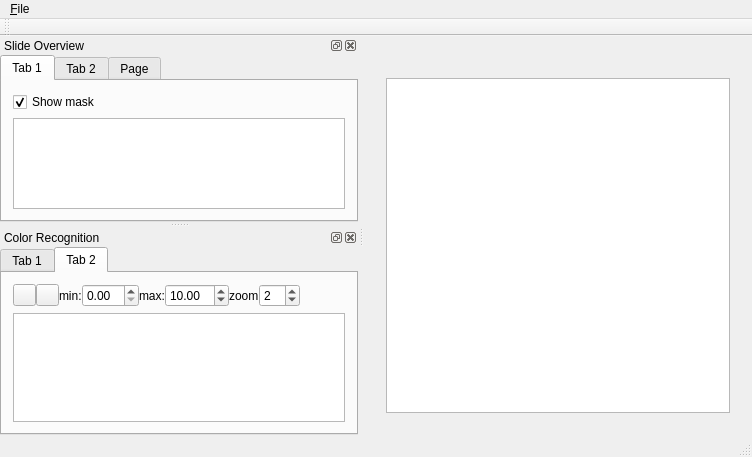
Qt form mainwindow.ui (frankyeh/WSRecognizer) before a commit.
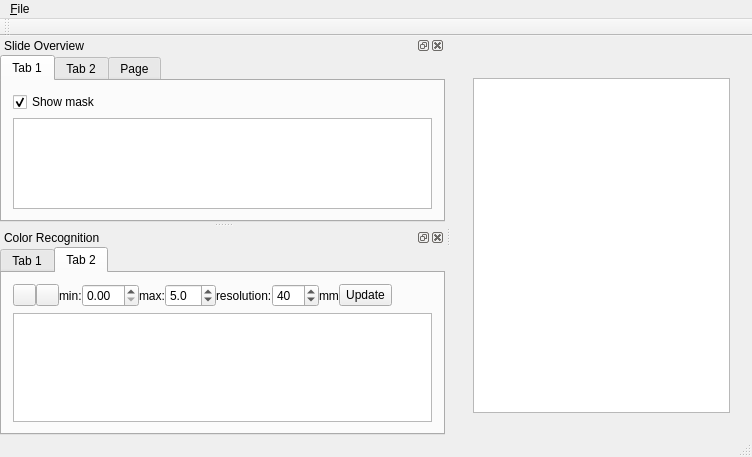
The same form after that commit. Icons and pictures are not drawn.

Patch:
```diff
--- a/mainwindow.ui
+++ b/mainwindow.ui
@@ -338,31 +338,57 @@
            </item>
            <item>
             <widget class="QDoubleSpinBox" name="color_max">
-             <property name="maximum">
-              <double>100.000000000000000</double>
+             <property name="decimals">
+              <number>1</number>
              </property>
-             <property name="value">
+             <property name="maximum">
               <double>10.000000000000000</double>
              </property>
+             <property name="value">
+              <double>5.000000000000000</double>
+             </property>
             </widget>
            </item>
            <item>
             <widget class="QLabel" name="zoom_2">
              <property name="text">
-              <string>zoom</string>
+              <string>resolution:</string>
              </property>
             </widget>
            </item>
            <item>
             <widget class="QSpinBox" name="zoom">
              <property name="minimum">
-              <number>1</number>
+              <number>10</number>
              </property>
              <property name="maximum">
+              <number>100</number>
+             </property>
+             <property name="singleStep">
               <number>10</number>
              </property>
              <property name="value">
-              <number>2</number>
+              <number>40</number>
+             </property>
+            </widget>
+           </item>
+           <item>
+            <widget class="QLabel" name="label_5">
+             <property name="text">
+              <string>mm</string>
+             </property>
+            </widget>
+           </item>
+           <item>
+            <widget class="QToolButton" name="update_image">
+             <property name="maximumSize">
+              <size>
+               <width>16777215</width>
+               <height>22</height>
+              </size>
+             </property>
+             <property name="text">
+              <string>Update</string>
              </property>
             </widget>
            </item>
```
Left out of the diff: 4 changed lines with no effect on the pictures.
